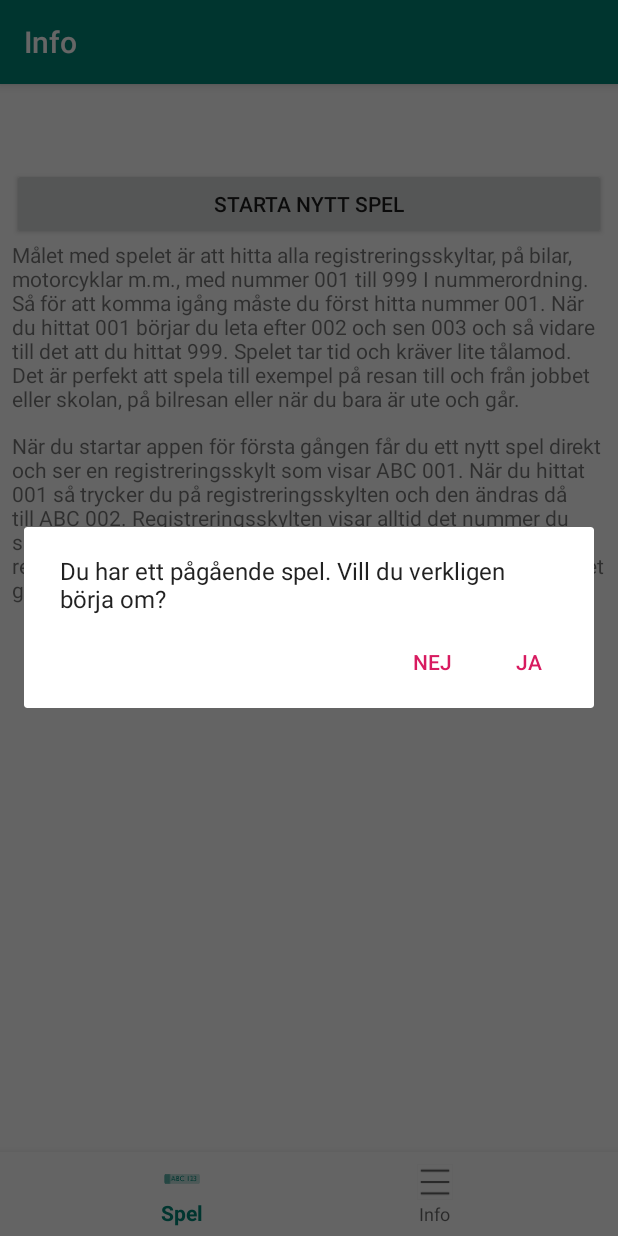
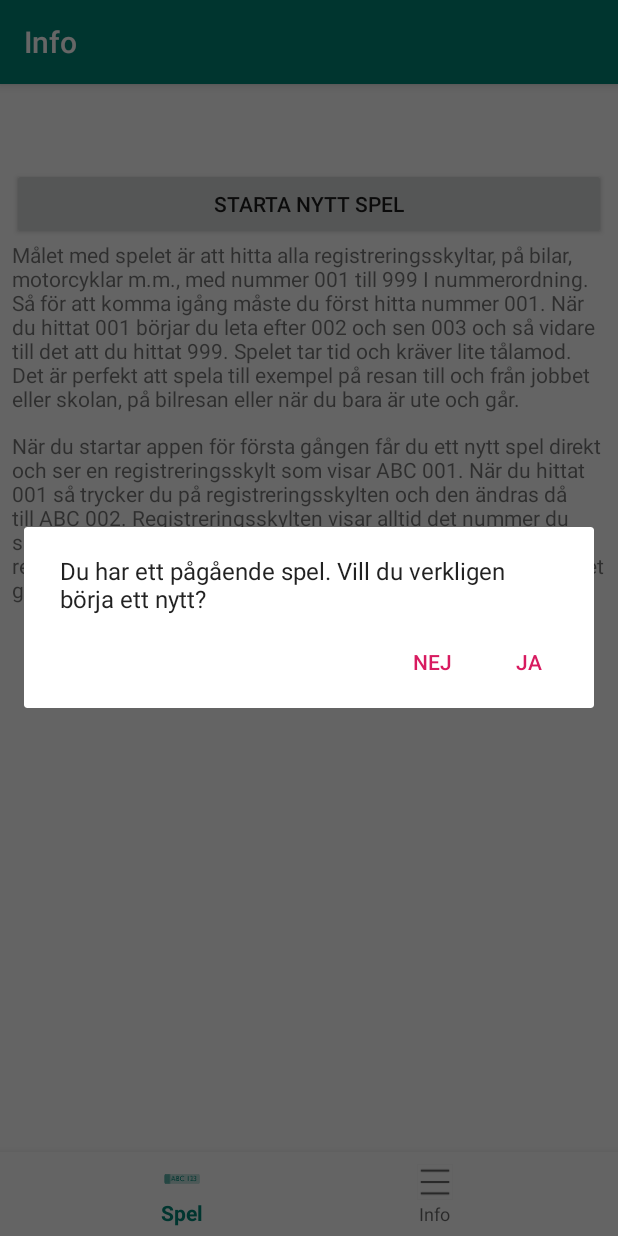
Before and after one commit to Bagro/plate-spotting, an Android app: the InfoFragment screen opened through its navigation route, after a tap on "STARTA NYTT SPEL", on a phone screen of 412 x 824 dp. Run offline under Robolectric (Android 15) with nearby library versions, the phone set to English and light mode, and no system bars; our stand-ins replace navigation-ui.

Commit message:
Update string data

```diff
--- a/app/src/main/res/values/strings.xml
+++ b/app/src/main/res/values/strings.xml
@@ -7,7 +7,7 @@
     <string name="title_how_to_play">Hur man spelar</string>
     <string name="how_to_play_1">Målet med spelet är att hitta alla registreringsskyltar, på bilar, motorcyklar m.m., med nummer 001 till 999 I nummerordning. Så för att komma igång måste du först hitta nummer 001. När du hittat 001 börjar du leta efter 002 och sen 003 och så vidare till det att du hittat 999. Spelet tar tid och kräver lite tålamod. Det är perfekt att spela till exempel på resan till och från jobbet eller skolan, på bilresan eller när du bara är ute och går.</string>
     <string name="how_to_play_2">När du startar appen för första gången får du ett nytt spel direkt och ser en registreringsskylt som visar ABC 001. När du hittat 001 så trycker du på registreringsskylten och den ändras då till ABC 002. Registreringsskylten visar alltid det nummer du ska leta efter. Om du skulle trycka lite för många gånger på registreringsskylten och behöva minska numret kan du göra det genom att trycka längre på registreringskylten.</string>
-    <string name="ongpong_game_warning">Du har ett pågående spel. Vill du verkligen börja om?</string>
+    <string name="ongpong_game_warning">Du har ett pågående spel. Vill du verkligen börja ett nytt?</string>
     <string name="yes">Ja</string>
     <string name="no">Nej</string>
     <string name="start_number">Startnummer</string>
```
Also changed, not shown: 1 other file.
